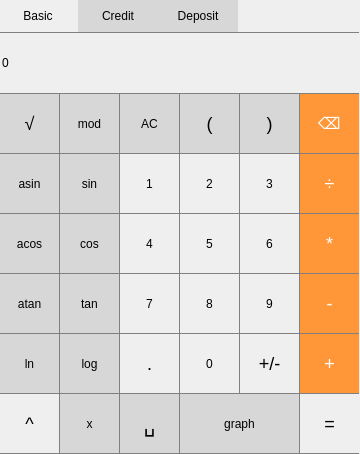
Qt form smartcalc/view/mainwindow.ui (pancakeswya/SmartCalc) before a commit.
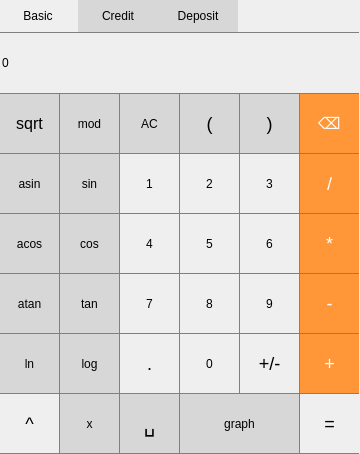
The same form after that commit.

The edit to the form file:
```diff
--- a/smartcalc/view/mainwindow.ui
+++ b/smartcalc/view/mainwindow.ui
@@ -73,11 +73,15 @@
         <verstretch>0</verstretch>
        </sizepolicy>
       </property>
+      <property name="font">
+       <font>
+        <pointsize>12</pointsize>
+       </font>
+      </property>
       <property name="styleSheet">
        <string notr="true">QPushButton {
   background-color: rgb(215, 215, 215);
   border: 1px solid gray;
-  font-size: 18px;
 }
 QPushButton:pressed {
     background-color: qlineargradient(x1: 0, y1: 0, x2: 0, y2: 1,
@@ -85,7 +89,7 @@
 }</string>
       </property>
       <property name="text">
-       <string>√</string>
+       <string>sqrt</string>
       </property>
      </widget>
      <widget class="QPushButton" name="pushButton_1">
@@ -724,6 +728,11 @@
         <verstretch>0</verstretch>
        </sizepolicy>
       </property>
+      <property name="font">
+       <font>
+        <pointsize>-1</pointsize>
+       </font>
+      </property>
       <property name="styleSheet">
        <string notr="true">QPushButton {
   background-color: rgb(255, 151, 57);
@@ -738,7 +747,7 @@
 }</string>
       </property>
       <property name="text">
-       <string>÷</string>
+       <string>/</string>
       </property>
      </widget>
      <widget class="QPushButton" name="pushButton_ln">
```
Left out of the diff: 4 changed lines with no effect on the pictures.
